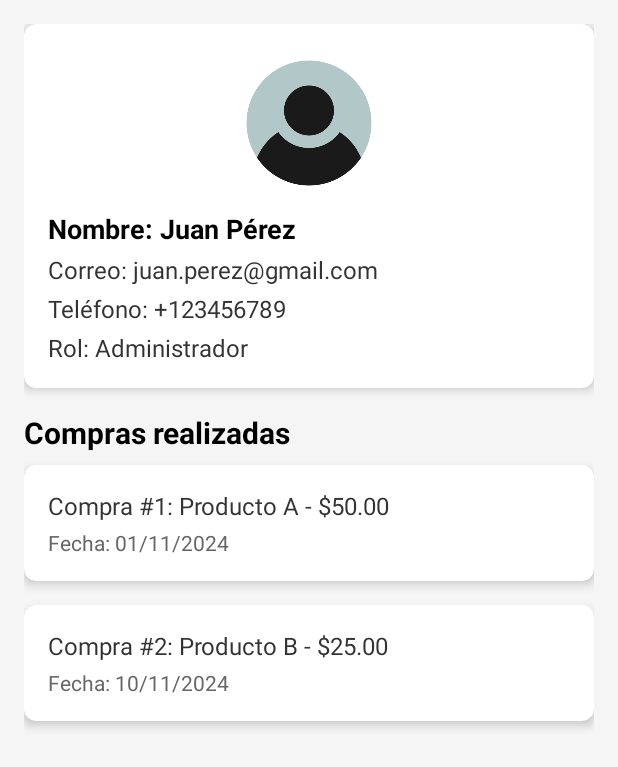
After one commit to darwingpacheco/agroVenta, an Android app: the layout activity_detail_user.xml on its own in the app's theme, with its tools: preview values and no code run, on a phone screen of 412 x 824 dp. The commit adds this screen. Shown: the top 767 px of the screen. Run offline under Robolectric (Android 15) with nearby library versions, the phone set to English and light mode, and no system bars.

Commit message:
Se crea pantalla de detalle del usuario. Se arregla pantalla de registro

```diff
--- a/app/src/main/java/com/example/agroventa/Activity/MainActivity.java
+++ b/app/src/main/java/com/example/agroventa/Activity/MainActivity.java
@@ -109,6 +109,8 @@ public class MainActivity extends AppCompatActivity {
                             intentToDetail();
                         }
 
+                        SessionManager.getInstance().setUserSave(email);
+
                     } else {
                         btnLogin.setEnabled(true);
                         SessionManager.getInstance().setLogin(false);
--- a/app/src/main/java/com/example/agroventa/Activity/Menu.java
+++ b/app/src/main/java/com/example/agroventa/Activity/Menu.java
@@ -95,6 +95,11 @@ public class Menu extends AppCompatActivity {
             btnUser.setVisibility(View.GONE);
             btnUser2.setVisibility(View.VISIBLE);
         }
+
+        btnUser.setOnClickListener(view -> {
+            Intent intent = new Intent(Menu.this, DetailUser.class);
+            startActivity(intent);
+        });
 
         productAdapter.setOnClickListener((view, obj, position) -> {
             Intent intent = new Intent(Menu.this, ProductDetailActivity.class);
--- a/app/src/main/java/com/example/agroventa/Activity/ProductDetailActivity.java
+++ b/app/src/main/java/com/example/agroventa/Activity/ProductDetailActivity.java
@@ -14,6 +14,7 @@ import androidx.recyclerview.widget.RecyclerView;
 import com.example.agroventa.R;
 import com.example.agroventa.singleton.SessionManager;
 import com.example.agroventa.adapters.ImageProductsAdapter;
+import com.google.firebase.firestore.FirebaseFirestore;
 
 import java.util.ArrayList;
 import java.util.List;
--- /dev/null
+++ b/app/src/main/res/layout/activity_detail_user.xml
@@ -0,0 +1,164 @@
+<?xml version="1.0" encoding="utf-8"?>
+<androidx.constraintlayout.widget.ConstraintLayout xmlns:android="http://schemas.android.com/apk/res/android"
+    xmlns:app="http://schemas.android.com/apk/res-auto"
+    xmlns:tools="http://schemas.android.com/tools"
+    android:layout_width="match_parent"
+    android:layout_height="match_parent"
+    tools:context=".Activity.DetailUser"
+    android:background="#F5F5F5">
+
+    <ScrollView
+        android:layout_width="match_parent"
+        android:layout_height="match_parent"
+        android:padding="16dp"
+        app:layout_constraintTop_toTopOf="parent"
+        app:layout_constraintBottom_toBottomOf="parent"
+        app:layout_constraintStart_toStartOf="parent"
+        app:layout_constraintEnd_toEndOf="parent">
+
+        <LinearLayout
+            android:layout_width="match_parent"
+            android:layout_height="wrap_content"
+            android:orientation="vertical"
+            android:paddingBottom="16dp">
+
+            <!-- CardView para Información del Usuario -->
+            <androidx.cardview.widget.CardView
+                android:layout_width="match_parent"
+                android:layout_height="wrap_content"
+                android:layout_marginBottom="16dp"
+                app:cardCornerRadius="8dp"
+                app:cardElevation="4dp">
+
+                <LinearLayout
+                    android:layout_width="match_parent"
+                    android:layout_height="wrap_content"
+                    android:orientation="vertical"
+                    android:padding="16dp">
+
+                    <ImageView
+                        android:id="@+id/userImage"
+                        android:layout_width="100dp"
+                        android:layout_height="100dp"
+                        android:layout_gravity="center_horizontal"
+                        android:src="@drawable/usuario"
+                        android:contentDescription="User Image"
+                        android:scaleType="centerCrop" />
+
+                    <TextView
+                        android:id="@+id/userName"
+                        android:layout_width="match_parent"
+                        android:layout_height="wrap_content"
+                        android:text="Nombre: Juan Pérez"
+                        android:textSize="18sp"
+                        android:textStyle="bold"
+                        android:textColor="#000"
+                        android:paddingTop="8dp" />
+
+                    <TextView
+                        android:id="@+id/userEmail"
+                        android:layout_width="match_parent"
+                        android:layout_height="wrap_content"
+                        android:text="Correo: juan.perez@gmail.com"
+                        android:textSize="16sp"
+                        android:textColor="#333"
+                        android:paddingTop="4dp" />
+
+                    <TextView
+                        android:id="@+id/userPhone"
+                        android:layout_width="match_parent"
+                        android:layout_height="wrap_content"
+                        android:text="Teléfono: +123456789"
+                        android:textSize="16sp"
+                        android:textColor="#333"
+                        android:paddingTop="4dp" />
+
+                    <TextView
+                        android:id="@+id/userRole"
+                        android:layout_width="match_parent"
+                        android:layout_height="wrap_content"
+                        android:text="Rol: Administrador"
+                        android:textSize="16sp"
+                        android:textColor="#333"
+                        android:paddingTop="4dp" />
+                </LinearLayout>
+            </androidx.cardview.widget.CardView>
+
+            <!-- CardView para Compras del Usuario -->
+            <TextView
+                android:id="@+id/purchasesTitle"
+                android:layout_width="match_parent"
+                android:layout_height="wrap_content"
+                android:text="Compras realizadas"
+                android:textSize="20sp"
+                android:textStyle="bold"
+                android:textColor="#000"
+                android:paddingBottom="8dp" />
+
+            <androidx.cardview.widget.CardView
+                android:layout_width="match_parent"
+                android:layout_height="wrap_content"
+                android:layout_marginBottom="16dp"
+                app:cardCornerRadius="8dp"
+                app:cardElevation="4dp">
+
+                <LinearLayout
+                    android:layout_width="match_parent"
+                    android:layout_height="wrap_content"
+                    android:orientation="vertical"
+                    android:padding="16dp">
+
+                    <TextView
+                        android:id="@+id/purchaseItem1"
+                        android:layout_width="match_parent"
+                        android:layout_height="wrap_content"
+                        android:text="Compra #1: Producto A - $50.00"
+                        android:textSize="16sp"
+                        android:textColor="#333" />
+
+                    <TextView
+                        android:id="@+id/purchaseDate1"
+                        android:layout_width="match_parent"
+                        android:layout_height="wrap_content"
+                        android:text="Fecha: 01/11/2024"
+                        android:textSize="14sp"
+                        android:textColor="#666"
+                        android:paddingTop="4dp" />
+                </LinearLayout>
+            </androidx.cardview.widget.CardView>
+
+            <androidx.cardview.widget.CardView
+                android:layout_width="match_parent"
+                android:layout_height="wrap_content"
+                android:layout_marginBottom="16dp"
+                app:cardCornerRadius="8dp"
+                app:cardElevation="4dp">
+
+                <LinearLayout
+                    android:layout_width="match_parent"
+                    android:layout_height="wrap_content"
+                    android:orientation="vertical"
+                    android:padding="16dp">
+
+                    <TextView
+                        android:id="@+id/purchaseItem2"
+                        android:layout_width="match_parent"
+                        android:layout_height="wrap_content"
+                        android:text="Compra #2: Producto B - $25.00"
+                        android:textSize="16sp"
+                        android:textColor="#333" />
+
+                    <TextView
+                        android:id="@+id/purchaseDate2"
+                        android:layout_width="match_parent"
+                        android:layout_height="wrap_content"
+                        android:text="Fecha: 10/11/2024"
+                        android:textSize="14sp"
+                        android:textColor="#666"
+                        android:paddingTop="4dp" />
+                </LinearLayout>
+            </androidx.cardview.widget.CardView>
+
+        </LinearLayout>
+    </ScrollView>
+</androidx.constraintlayout.widget.ConstraintLayout>
```
Also changed, not shown: app/src/main/AndroidManifest.xml (+6 -2 lines), app/src/main/java/com/example/agroventa/Activity/DetailUser.java (added, +80 -0 lines), app/src/main/java/com/example/agroventa/Activity/RegisterActivity.java (+28 -0 lines), app/src/main/java/com/example/agroventa/singleton/SessionManager.java (+10 -0 lines), app/src/main/res/layout/activity_register.xml (+82 -44 lines).
